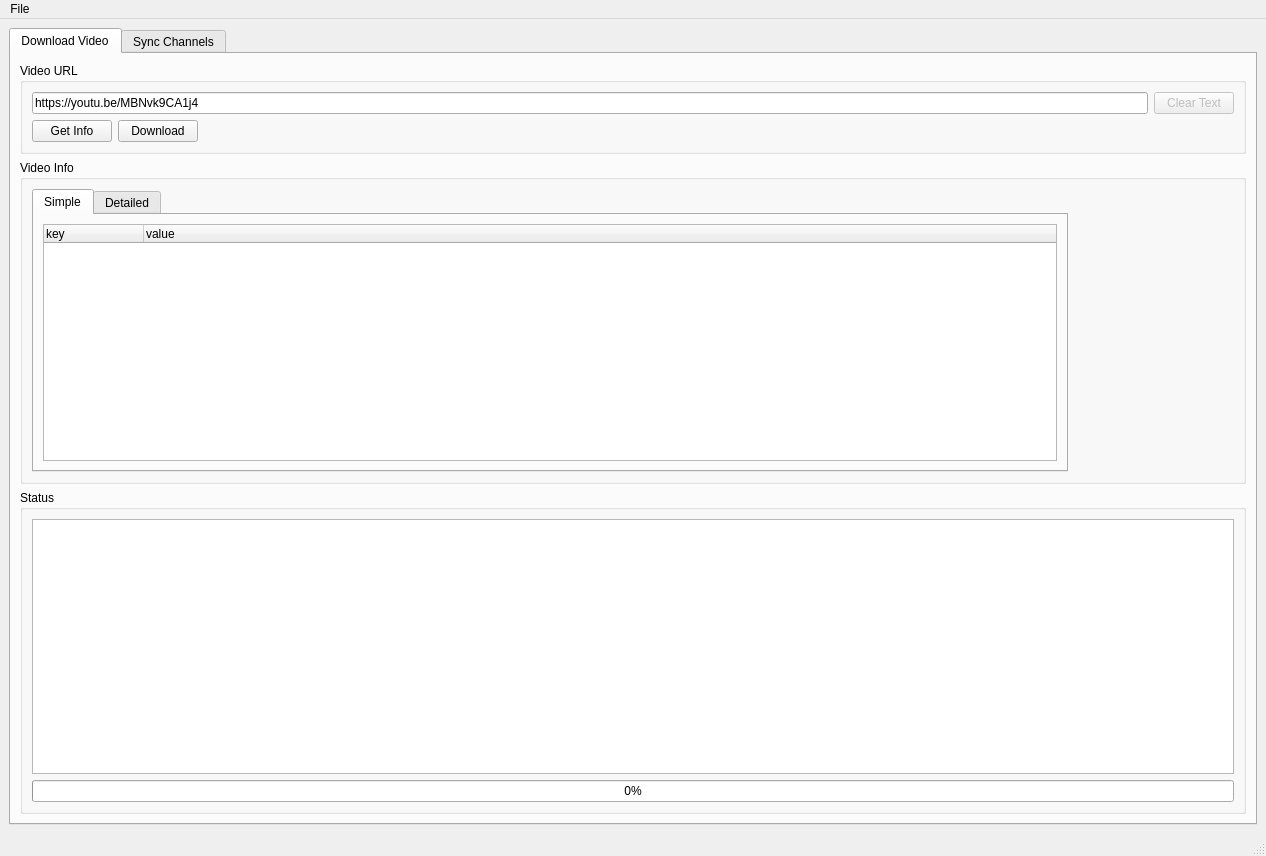
Before: the Qt Designer form mainwindow.ui in Chrscool8/ClipEz-Next, drawn with Qt 5.
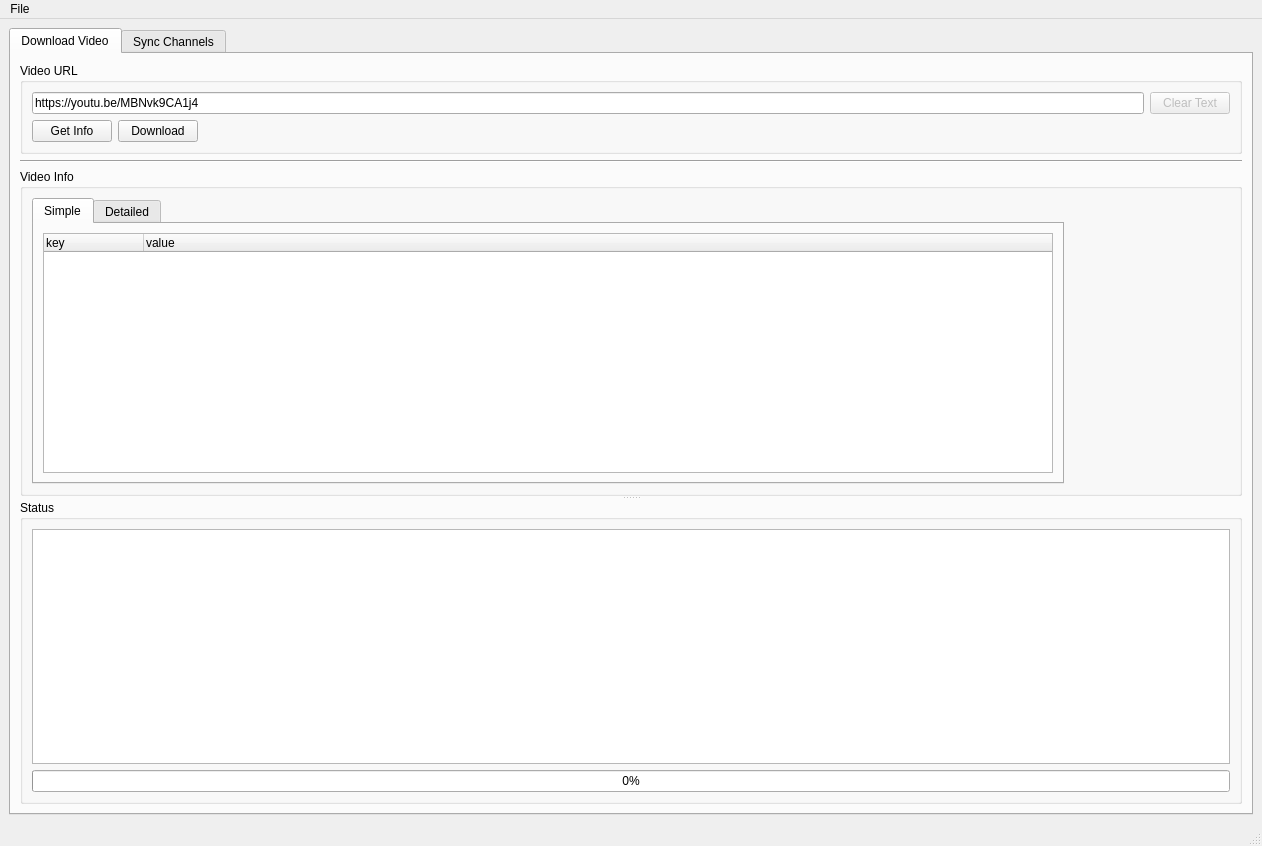
After: the same form once the commit is applied. Icons and pictures are not drawn.

Commit message: added resizable splitter

Patch:
```diff
--- a/mainwindow.ui
+++ b/mainwindow.ui
@@ -6,8 +6,8 @@
    <rect>
     <x>0</x>
     <y>0</y>
-    <width>1266</width>
-    <height>856</height>
+    <width>1262</width>
+    <height>846</height>
    </rect>
   </property>
   <property name="windowTitle">
@@ -114,6 +114,17 @@
          </widget>
         </item>
         <item>
+         <widget class="Line" name="line">
+          <property name="orientation">
+           <enum>Qt::Horizontal</enum>
+          </property>
+         </widget>
+        </item>
+        <item>
+         <widget class="QSplitter" name="splitter">
+          <property name="orientation">
+           <enum>Qt::Vertical</enum>
+          </property>
          <widget class="QGroupBox" name="groupbox_videoinfo">
           <property name="title">
            <string>Video Info</string>
@@ -202,8 +213,6 @@
            </item>
           </layout>
          </widget>
-        </item>
-        <item>
          <widget class="QGroupBox" name="groupbox_status">
           <property name="title">
            <string>Status</string>
@@ -249,6 +258,7 @@
            </item>
           </layout>
          </widget>
+         </widget>
         </item>
        </layout>
       </widget>
@@ -271,7 +281,7 @@
     <rect>
      <x>0</x>
      <y>0</y>
-     <width>1266</width>
+     <width>1262</width>
      <height>30</height>
     </rect>
    </property>
```
Lines whose indentation alone changed are shown as unchanged.
